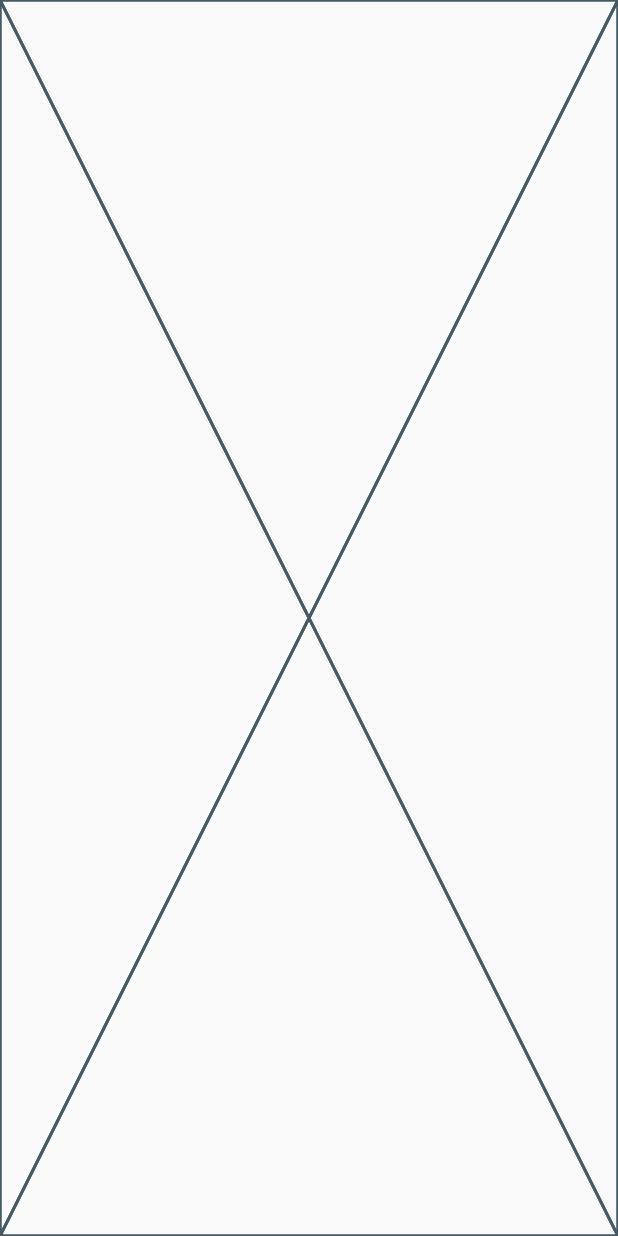
After one commit to mod-ibr/agora_live_video_streaming, a Flutter app: the screen it shows after launch, after a tap on "Join", on a phone screen of 412 x 824 dp. The commit adds this screen. Run offline on Flutter 3.47's test engine with Material 2 defaults, Android fonts, the light colour scheme and no system bars; our stand-ins replace permission_handler; missing offline and left inert: agora_rtc_engine.

Commit message:
customize the Broadcast view

```diff
--- a/lib/home_view/presentation/view/broadcast_view.dart
+++ b/lib/home_view/presentation/view/broadcast_view.dart
@@ -1,6 +1,8 @@
 import 'package:flutter/material.dart';
 import 'package:agora_rtc_engine/agora_rtc_engine.dart';
 import '../../../core/constants/app_constants.dart';
+import 'widgets/ToolBar.dart';
+import 'widgets/custom_broadcast_view.dart';
 
 class BroadCastView extends StatefulWidget {
   final String broadcastName;
@@ -32,7 +34,30 @@ class _BroadCastViewState extends State<BroadCastView> {
   }
 
   @override
+  void initState() {
+    super.initState();
+    //* Initialize Agora SDK
+    initializeAgora();
+  }
+
+  Future<void> initializeAgora() async {
+    //* initialize Agora RTC Engine
+    await initAgoraRtcEngine();
+  }
+
+  Future<void> initAgoraRtcEngine() async {}
+
+  @override
   Widget build(BuildContext context) {
-    return const Placeholder();
+    return const Scaffold(
+      body: Center(
+        child: Stack(
+          children: [
+            CustomBroadcastView(),
+            ToolBar(),
+          ],
+        ),
+      ),
+    );
   }
 }
--- /dev/null
+++ b/lib/home_view/presentation/view/widgets/ToolBar.dart
@@ -0,0 +1,10 @@
+import 'package:flutter/material.dart';
+
+class ToolBar extends StatelessWidget {
+  const ToolBar({super.key});
+
+  @override
+  Widget build(BuildContext context) {
+    return const Placeholder();
+  }
+}
--- /dev/null
+++ b/lib/home_view/presentation/view/widgets/custom_broadcast_view.dart
@@ -0,0 +1,10 @@
+import 'package:flutter/material.dart';
+
+class CustomBroadcastView extends StatelessWidget {
+  const CustomBroadcastView({super.key});
+
+  @override
+  Widget build(BuildContext context) {
+    return const Placeholder();
+  }
+}
```
